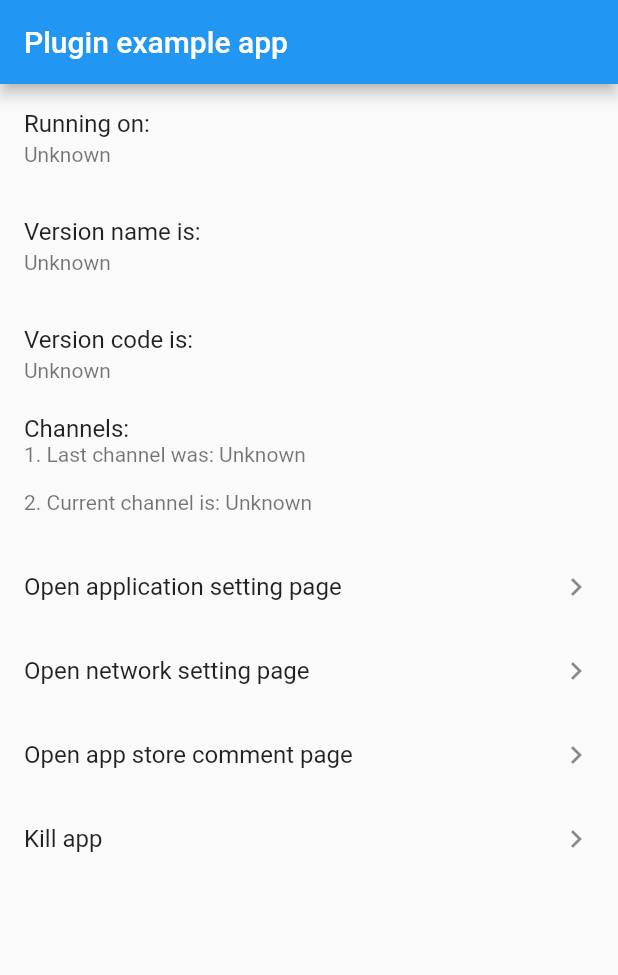
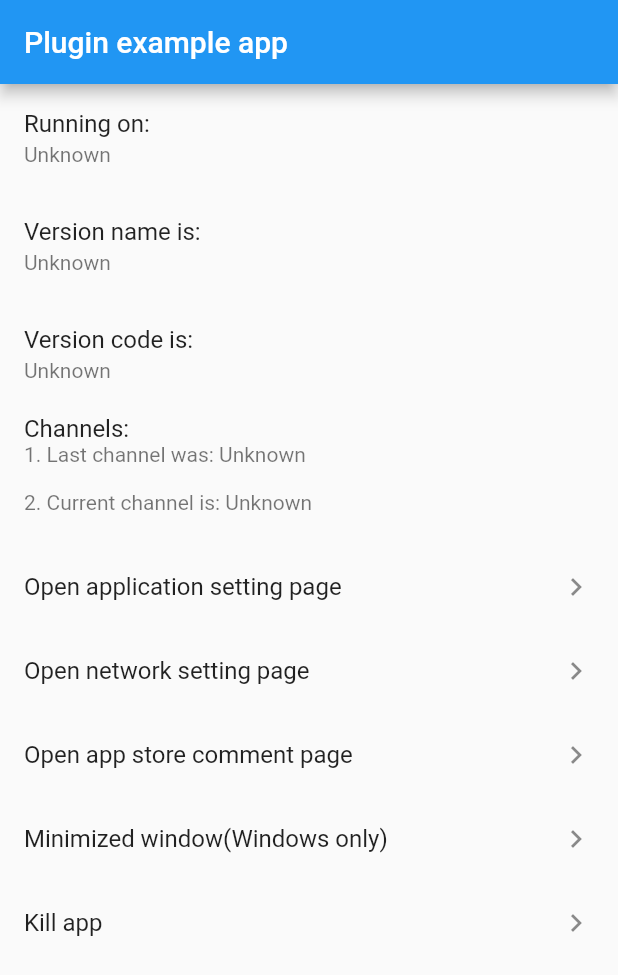
Before and after one commit to Code-Yeong/device_util, a Flutter app: the screen it shows after launch, on a phone screen of 412 x 824 dp. Shown: the top 975 px of the screen. Run offline on Flutter 3.47's test engine with Material 2 defaults, Android fonts, the light colour scheme and no system bars.

Commit message:
Support minimize/close windows app

```diff
--- a/example/lib/main.dart
+++ b/example/lib/main.dart
@@ -107,6 +107,13 @@ class _MyAppState extends State<MyApp> {
               },
             ),
             ListTile(
+              title: Text('Minimized window(Windows only)'),
+              trailing: Icon(Icons.chevron_right),
+              onTap: () {
+                DeviceUtil.minimizeWindow();
+              },
+            ),
+            ListTile(
               title: Text('Kill app'),
               trailing: Icon(Icons.chevron_right),
               onTap: () {
--- a/lib/device_util.dart
+++ b/lib/device_util.dart
@@ -52,6 +52,11 @@ class DeviceUtil {
     await _channel.invokeMethod('openAppStoreComment', {'appId': appID});
   }
 
+  /// Minimize window (Window only)
+  static Future<Null> minimizeWindow() async {
+    await _channel.invokeMethod('minimizeWindow');
+  }
+
   /// Kill the current application process and exit (Only supports Android)
   static Future<Null> killApp() async {
     await _channel.invokeMethod('killApp');
--- a/pubspec.yaml
+++ b/pubspec.yaml
@@ -1,6 +1,6 @@
 name: device_util
 description: A new flutter plugin project.
-version: 1.0.1
+version: 1.0.2
 homepage: https://github.com/Code-Yeong/device_util.git
 
 environment:
```
Also changed, not shown: example/pubspec.lock, 3 other files.
